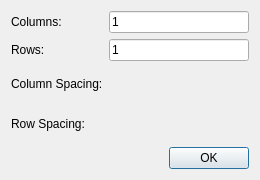
Above: scripts/Block/InsertBlock/InsertBlockDialog.ui from qcad/qcad before the change. Below: the same form after it.
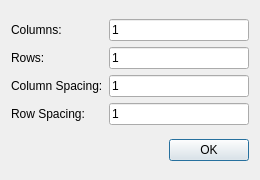
That is the form after the change. Icons and pictures are not drawn. Custom widgets are drawn as their Qt base class.

Diff of the .ui file:
```diff
--- a/scripts/Block/InsertBlock/InsertBlockDialog.ui
+++ b/scripts/Block/InsertBlock/InsertBlockDialog.ui
@@ -56,8 +56,8 @@
       </widget>
      </item>
      <item row="2" column="1">
-      <widget class="RMathLineEdit" name="ColumnSpacing" native="true">
-       <property name="text" stdset="0">
+      <widget class="RMathLineEdit" name="ColumnSpacing">
+       <property name="text">
         <string notr="true">1</string>
        </property>
        <property name="angle" stdset="0">
@@ -73,8 +73,8 @@
       </widget>
      </item>
      <item row="3" column="1">
-      <widget class="RMathLineEdit" name="RowSpacing" native="true">
-       <property name="text" stdset="0">
+      <widget class="RMathLineEdit" name="RowSpacing">
+       <property name="text">
         <string notr="true">1</string>
        </property>
        <property name="angle" stdset="0">
@@ -99,8 +99,8 @@
  <customwidgets>
   <customwidget>
    <class>RMathLineEdit</class>
-   <extends>QWidget</extends>
-   <header>rmathlineedit.h</header>
+   <extends>QLineEdit</extends>
+   <header>RMathLineEdit.h</header>
   </customwidget>
  </customwidgets>
  <tabstops>
```
Left out of the diff: 4 changed lines with no effect on the pictures.
